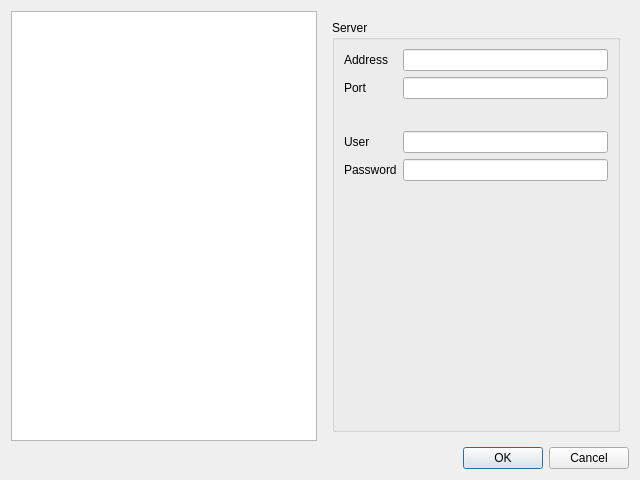
Qt form configdialog.ui (elmo2k3/qbeer) before a commit.
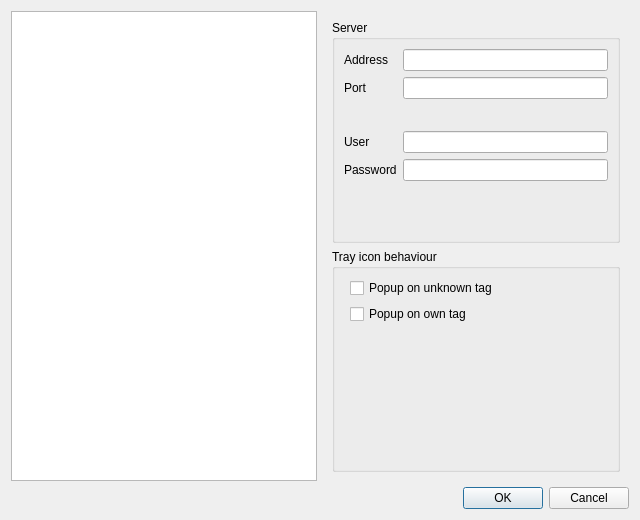
The same form after that commit.

Commit message: popup behavior is now configurable

Diff of the .ui file:
```diff
--- a/configdialog.ui
+++ b/configdialog.ui
@@ -7,7 +7,7 @@
     <x>0</x>
     <y>0</y>
     <width>640</width>
-    <height>480</height>
+    <height>520</height>
    </rect>
   </property>
   <property name="windowTitle">
@@ -30,12 +30,15 @@
    <item row="0" column="1">
     <widget class="QStackedWidget" name="stackedWidget">
      <widget class="QWidget" name="page">
-      <layout class="QGridLayout" name="gridLayout_2">
-       <item row="0" column="0">
+      <layout class="QVBoxLayout" name="verticalLayout_2">
+       <item>
         <widget class="QGroupBox" name="groupBox">
          <property name="title">
           <string>Server</string>
          </property>
+         <property name="flat">
+          <bool>false</bool>
+         </property>
          <layout class="QFormLayout" name="formLayout">
           <property name="fieldGrowthPolicy">
            <enum>QFormLayout::AllNonFixedFieldsGrow</enum>
@@ -107,6 +110,29 @@
          </layout>
         </widget>
        </item>
+       <item>
+        <widget class="QGroupBox" name="groupBox_2">
+         <property name="title">
+          <string>Tray icon behaviour</string>
+         </property>
+         <layout class="QFormLayout" name="formLayout_2">
+          <item row="0" column="1">
+           <widget class="QCheckBox" name="checkBoxUnknownTag">
+            <property name="text">
+             <string>Popup on unknown tag</string>
+            </property>
+           </widget>
+          </item>
+          <item row="1" column="1">
+           <widget class="QCheckBox" name="checkBoxOwnTag">
+            <property name="text">
+             <string>Popup on own tag</string>
+            </property>
+           </widget>
+          </item>
+         </layout>
+        </widget>
+       </item>
       </layout>
      </widget>
      <widget class="QWidget" name="page_2"/>
```
Left out of the diff: 7 changed lines with no effect on the pictures. The commit also changes 2 other files.
